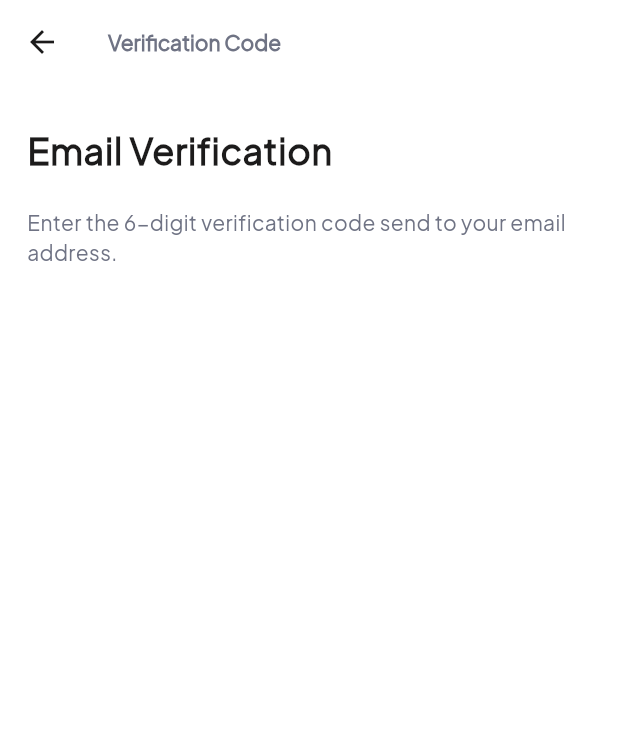
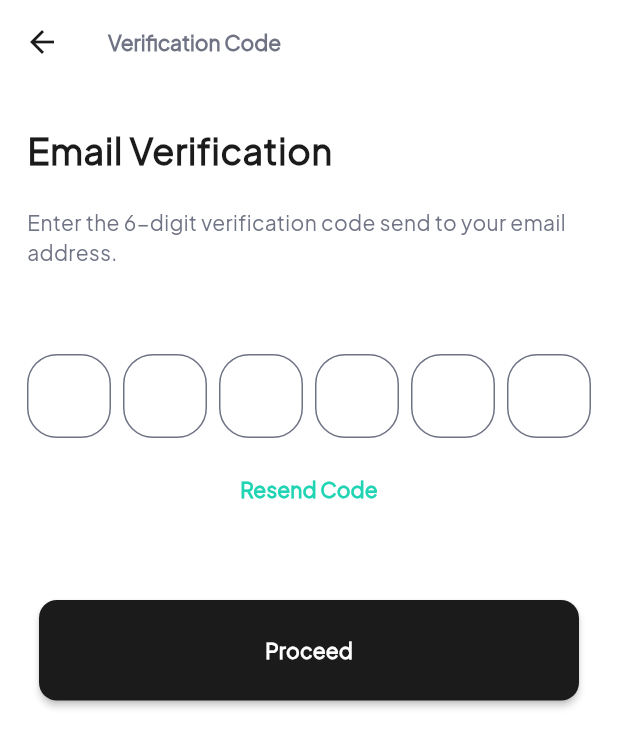
Before and after one commit to Mahmoud-Adel-Ali/Quick-Mart-E-commerce-App, a Flutter app: the EmailVerificationView screen opened by its route, on a phone screen of 412 x 824 dp. Shown: the top 747 px of the screen. Run offline on Flutter 3.47's test engine with Material 3 defaults, Android fonts, the phone set to English and light mode, and no system bars; drawn by our look-alikes of pinput; our stand-ins replace animated_custom_dropdown, flutter_bloc, flutter_svg, fluttertoast, intl_phone_field, shared_preferences; accounts and stored records are empty.

Commit message:
create email verification view form

```diff
--- /dev/null
+++ b/lib/features/auth/presentation/widgets/email_verification_form.dart
@@ -0,0 +1,57 @@
+import 'package:flutter/material.dart';
+import 'package:pinput/pinput.dart';
+import 'package:quick_mart_app/core/app/widgets/custom_button.dart';
+import 'package:quick_mart_app/core/extensions/context_extention.dart';
+import 'package:quick_mart_app/core/utils/styles/styles.dart';
+
+class EmailVerificationForm extends StatelessWidget {
+  const EmailVerificationForm({super.key});
+
+  @override
+  Widget build(BuildContext context) {
+    final defaultPinTheme = PinTheme(
+      width: 56,
+      height: 56,
+      textStyle: Styless.textSemiBold16(context),
+      decoration: BoxDecoration(
+        border: Border.all(color: context.color.grey150),
+        borderRadius: BorderRadius.circular(20),
+      ),
+    );
+
+    final focusedPinTheme = defaultPinTheme.copyDecorationWith(
+      border: Border.all(color: context.color.blue),
+      borderRadius: BorderRadius.circular(8),
+    );
+
+    final submittedPinTheme = defaultPinTheme.copyDecorationWith(
+      border: Border.all(color: context.color.cyan),
+      borderRadius: BorderRadius.circular(8),
+    );
+
+    return Column(
+      children: [
+        Pinput(
+          length: 6,
+          defaultPinTheme: defaultPinTheme,
+          focusedPinTheme: focusedPinTheme,
+          submittedPinTheme: submittedPinTheme,
+          pinputAutovalidateMode: PinputAutovalidateMode.onSubmit,
+          showCursor: true,
+          onCompleted: (pin) {},
+        ),
+        const SizedBox(height: 10),
+        TextButton(
+          onPressed: (){},
+          child: Text(
+            'Resend Code',
+            style: Styless.textSemiBold14(context)
+                .copyWith(color: context.color.cyan),
+          ),
+        ),
+        const SizedBox(height: 50),
+        CustomButton(onPressed: () {}, text: 'Proceed'),
+      ],
+    );
+  }
+}
--- a/lib/features/auth/presentation/widgets/email_verification_view_body.dart
+++ b/lib/features/auth/presentation/widgets/email_verification_view_body.dart
@@ -1,4 +1,5 @@
 import 'package:flutter/material.dart';
+import 'package:quick_mart_app/features/auth/presentation/widgets/email_verification_form.dart';
 import 'package:quick_mart_app/features/auth/presentation/widgets/email_verification_header.dart';
 
 class EmailVerificationViewBody extends StatelessWidget {
@@ -11,6 +12,8 @@ class EmailVerificationViewBody extends StatelessWidget {
       child: Column(
         children: [
           EmaillVerificationHeader(),
+          SizedBox(height: 50),
+          EmailVerificationForm(),
         ],
       ),
     );
--- a/pubspec.yaml
+++ b/pubspec.yaml
@@ -36,6 +36,7 @@ dependencies:
   flutter_svg: ^2.0.10+1
   fluttertoast: ^8.2.6
   intl_phone_field: ^3.2.0
+  pinput: ^5.0.0
   shared_preferences: ^2.2.3
 
 dev_dependencies:
```
Also changed, not shown: pubspec.lock.
